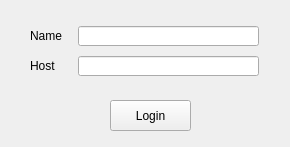
Old version of the form client_gui/login.ui in the repository dishangti/SpecArt.
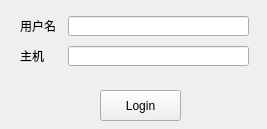
New version of the form.

Commit message: Link welcome window and login window.

Diff of the .ui file:
```diff
--- a/client_gui/login.ui
+++ b/client_gui/login.ui
@@ -1,59 +1,60 @@
 <?xml version="1.0" encoding="UTF-8"?>
 <ui version="4.0">
- <class>login_Form</class>
- <widget class="QWidget" name="login_Form">
+ <class>MainWindow</class>
+ <widget class="QMainWindow" name="MainWindow">
   <property name="geometry">
    <rect>
     <x>0</x>
     <y>0</y>
-    <width>290</width>
-    <height>147</height>
+    <width>267</width>
+    <height>129</height>
    </rect>
   </property>
   <property name="windowTitle">
    <string>SpecArt-Login</string>
   </property>
+  <widget class="QWidget" name="centralwidget">
   <widget class="QLabel" name="label">
    <property name="geometry">
     <rect>
-     <x>30</x>
-     <y>30</y>
+      <x>20</x>
+      <y>20</y>
      <width>54</width>
      <height>12</height>
     </rect>
    </property>
    <property name="text">
-    <string>Name</string>
+     <string>用户名</string>
+    </property>
+   </widget>
+   <widget class="QLineEdit" name="lineEdit_2">
+    <property name="geometry">
+     <rect>
+      <x>68</x>
+      <y>46</y>
+      <width>181</width>
+      <height>20</height>
+     </rect>
    </property>
   </widget>
   <widget class="QLabel" name="label_2">
    <property name="geometry">
     <rect>
-     <x>30</x>
-     <y>60</y>
+      <x>20</x>
+      <y>50</y>
      <width>54</width>
      <height>12</height>
     </rect>
    </property>
    <property name="text">
-    <string>Host</string>
+     <string>主机</string>
    </property>
   </widget>
   <widget class="QLineEdit" name="lineEdit">
    <property name="geometry">
     <rect>
-     <x>78</x>
-     <y>26</y>
-     <width>181</width>
-     <height>20</height>
-    </rect>
-   </property>
-  </widget>
-  <widget class="QLineEdit" name="lineEdit_2">
-   <property name="geometry">
-    <rect>
-     <x>78</x>
-     <y>56</y>
+      <x>68</x>
+      <y>16</y>
      <width>181</width>
      <height>20</height>
     </rect>
@@ -62,8 +63,8 @@
   <widget class="QPushButton" name="pushButton">
    <property name="geometry">
     <rect>
-     <x>110</x>
-     <y>100</y>
+      <x>100</x>
+      <y>90</y>
      <width>81</width>
      <height>31</height>
     </rect>
@@ -71,6 +72,7 @@
    <property name="text">
     <string>Login</string>
    </property>
+   </widget>
   </widget>
  </widget>
  <resources/>
```
Lines whose indentation alone changed are shown as unchanged. The commit also changes 6 other files.
